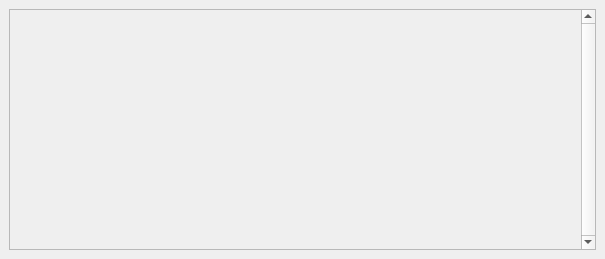
C-Rayan/COMP3004A1, file browsecatalogue.ui: the form before one commit.
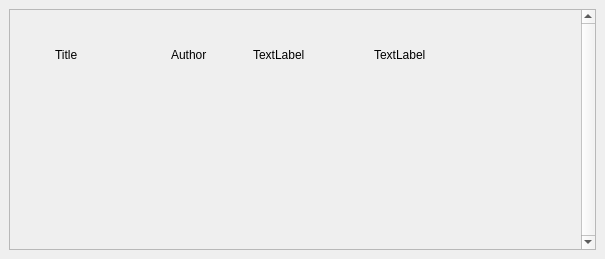
The form after the commit.

What changed in the file:
```diff
--- a/browsecatalogue.ui
+++ b/browsecatalogue.ui
@@ -32,6 +32,46 @@
          <height>245</height>
         </rect>
        </property>
+       <widget class="QWidget" name="horizontalLayoutWidget">
+        <property name="geometry">
+         <rect>
+          <x>-1</x>
+          <y>-1</y>
+          <width>481</width>
+          <height>91</height>
+         </rect>
+        </property>
+        <layout class="QHBoxLayout" name="horizontalLayout">
+         <item alignment="Qt::AlignmentFlag::AlignHCenter">
+          <widget class="QLabel" name="label_4">
+           <property name="text">
+            <string>Title</string>
+           </property>
+          </widget>
+         </item>
+         <item alignment="Qt::AlignmentFlag::AlignHCenter">
+          <widget class="QLabel" name="label_3">
+           <property name="text">
+            <string>Author</string>
+           </property>
+          </widget>
+         </item>
+         <item>
+          <widget class="QLabel" name="label_2">
+           <property name="text">
+            <string>TextLabel</string>
+           </property>
+          </widget>
+         </item>
+         <item>
+          <widget class="QLabel" name="label">
+           <property name="text">
+            <string>TextLabel</string>
+           </property>
+          </widget>
+         </item>
+        </layout>
+       </widget>
       </widget>
      </widget>
     </item>
```
